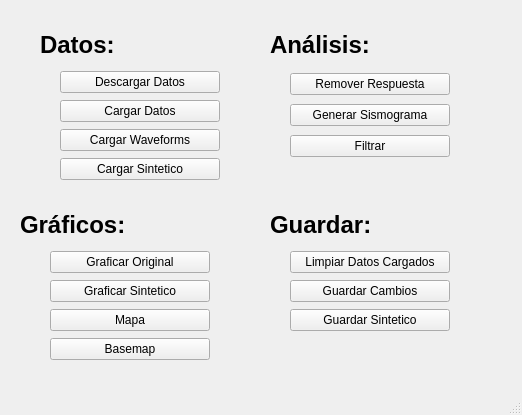
Old version of the form qt/interfaz/main_windows.ui in the repository DanielOrtega94/Proyecto-Python-Cientifico.
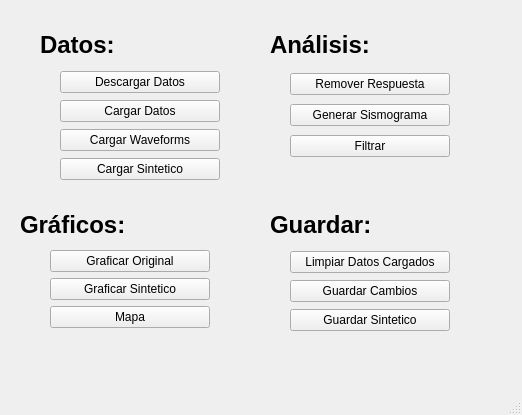
New version of the form.

The edit to the form file:
```diff
--- a/qt/interfaz/main_windows.ui
+++ b/qt/interfaz/main_windows.ui
@@ -132,7 +132,7 @@
       <x>50</x>
       <y>250</y>
       <width>160</width>
-      <height>112</height>
+      <height>81</height>
      </rect>
     </property>
     <layout class="QVBoxLayout" name="verticalLayout_3">
@@ -157,13 +157,6 @@
        </property>
       </widget>
      </item>
-     <item>
-      <widget class="QPushButton" name="basemap_pushButton">
-       <property name="text">
-        <string>Basemap</string>
-       </property>
-      </widget>
-     </item>
     </layout>
    </widget>
    <widget class="QWidget" name="verticalLayoutWidget_4">
```
